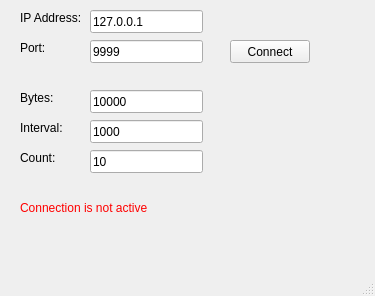
Above: src/mainwindow.ui from PasiSa/dice-client before the change. Below: the same form after it.
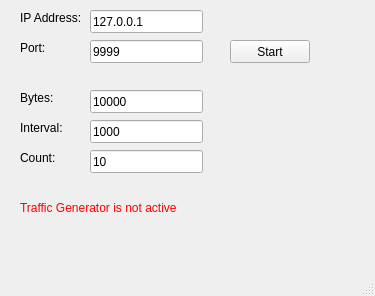
That is the form after the change.

Commit message:
Add Stop button for user to interrupt connection
When test is running, the "Start" button turns into "Stop" button that
interrupts the test.

```diff
--- a/src/mainwindow.ui
+++ b/src/mainwindow.ui
@@ -63,7 +63,7 @@
      </rect>
     </property>
     <property name="text">
-     <string>Connect</string>
+     <string>Start</string>
     </property>
    </widget>
    <widget class="QLabel" name="activityLabel">
@@ -79,7 +79,7 @@
      <string notr="true">color: red;</string>
     </property>
     <property name="text">
-     <string>Connection is not active</string>
+     <string>Traffic Generator is not active</string>
     </property>
    </widget>
    <widget class="QLineEdit" name="addressEdit">
```
The commit also changes 4 other files.
